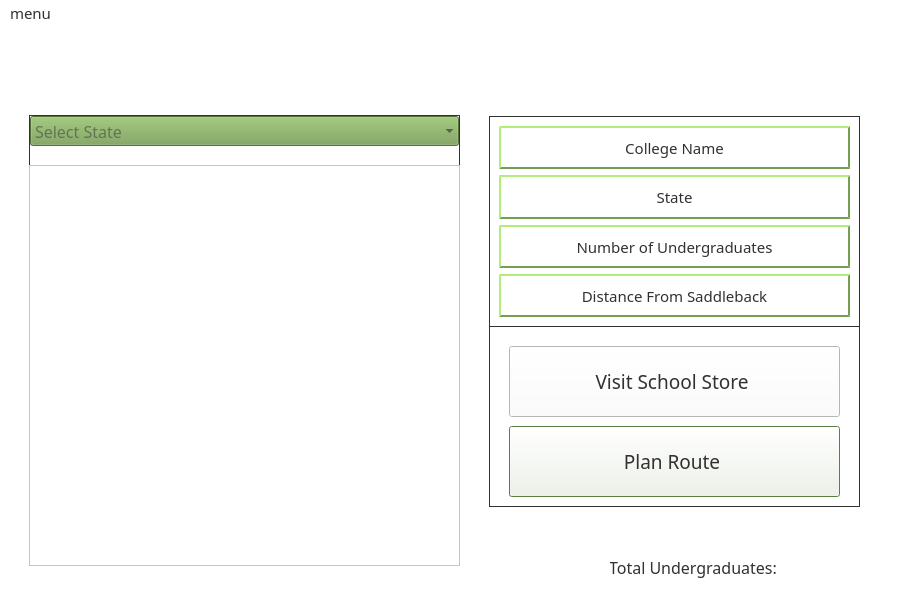
The window that mainwindow.ui (DannyCamacho/CollegeConnect) describes before a commit, drawn with Qt 5.
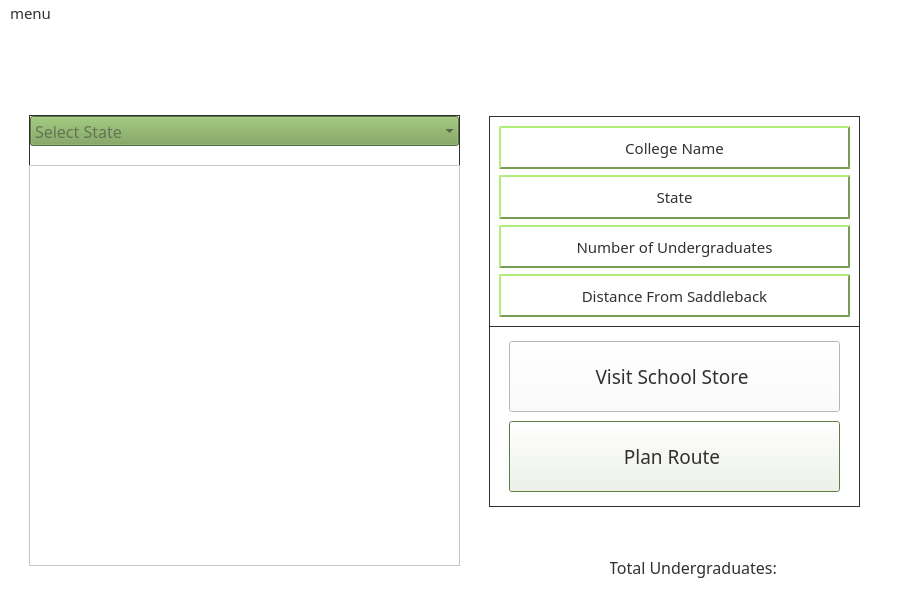
The same window after the commit. Icons and pictures are not drawn.

Commit message: position of buttons on mainwindow.ui

The edit to the form file:
```diff
--- a/mainwindow.ui
+++ b/mainwindow.ui
@@ -72,7 +72,7 @@
        <property name="geometry">
         <rect>
          <x>20</x>
-         <y>230</y>
+         <y>225</y>
          <width>331</width>
          <height>71</height>
         </rect>
@@ -131,7 +131,7 @@
        <property name="geometry">
         <rect>
          <x>20</x>
-         <y>310</y>
+         <y>305</y>
          <width>331</width>
          <height>71</height>
         </rect>
```
